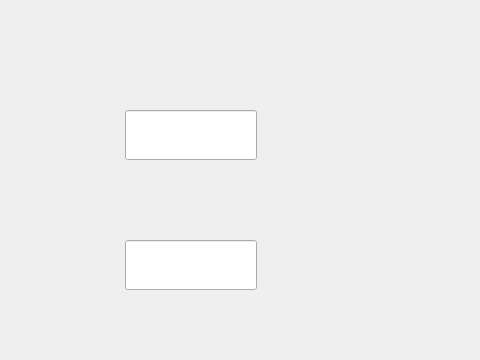
First picture: the form in Everyday/0tobiipro/Tobii4C/GUI/Demo/mainwindow.ui, repository intfreedom/C, before the edit; both pictures show x 315 to 795 and y 0 to 360 of the 1074 by 734 pixel window.
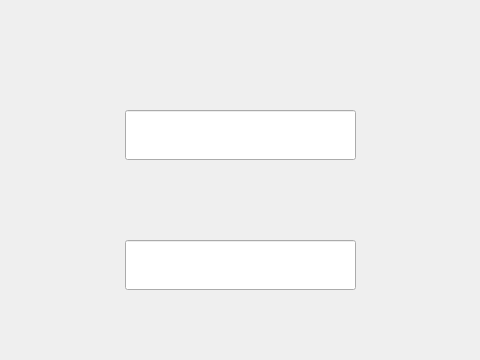
Second picture: the form after the edit.

The edit to the form file:
```diff
--- a/Everyday/0tobiipro/Tobii4C/GUI/Demo/mainwindow.ui
+++ b/Everyday/0tobiipro/Tobii4C/GUI/Demo/mainwindow.ui
@@ -32,7 +32,7 @@
      <rect>
       <x>440</x>
       <y>110</y>
-      <width>132</width>
+      <width>231</width>
       <height>50</height>
      </rect>
     </property>
@@ -42,7 +42,7 @@
      <rect>
       <x>440</x>
       <y>240</y>
-      <width>132</width>
+      <width>231</width>
       <height>50</height>
      </rect>
     </property>
```
